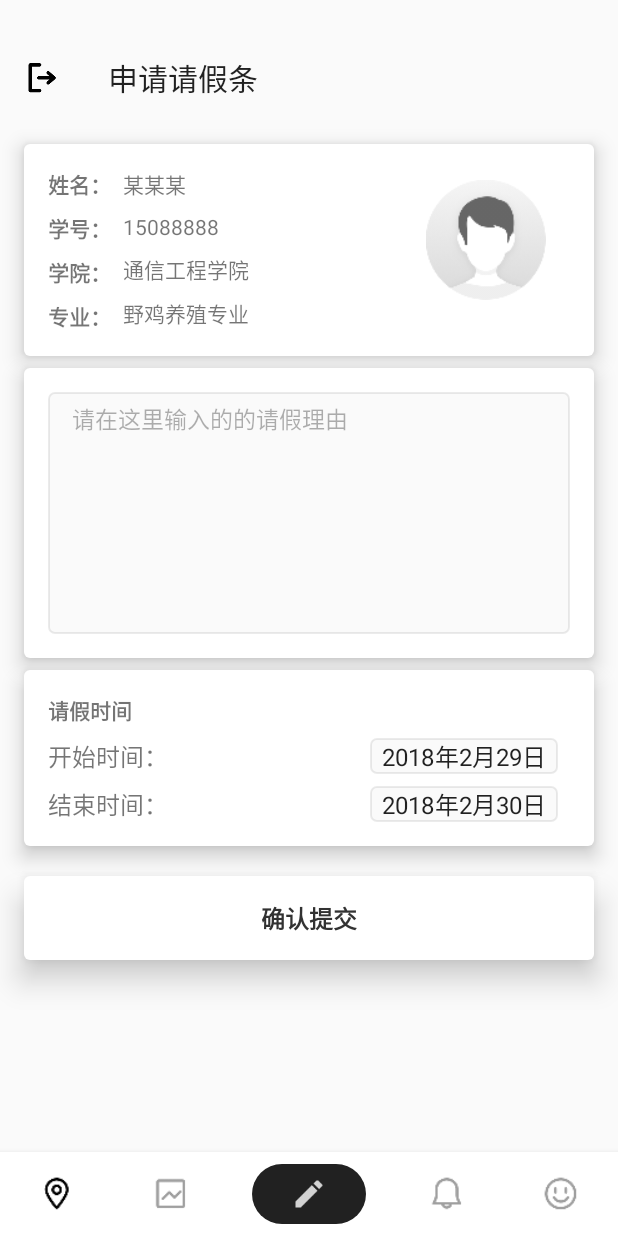
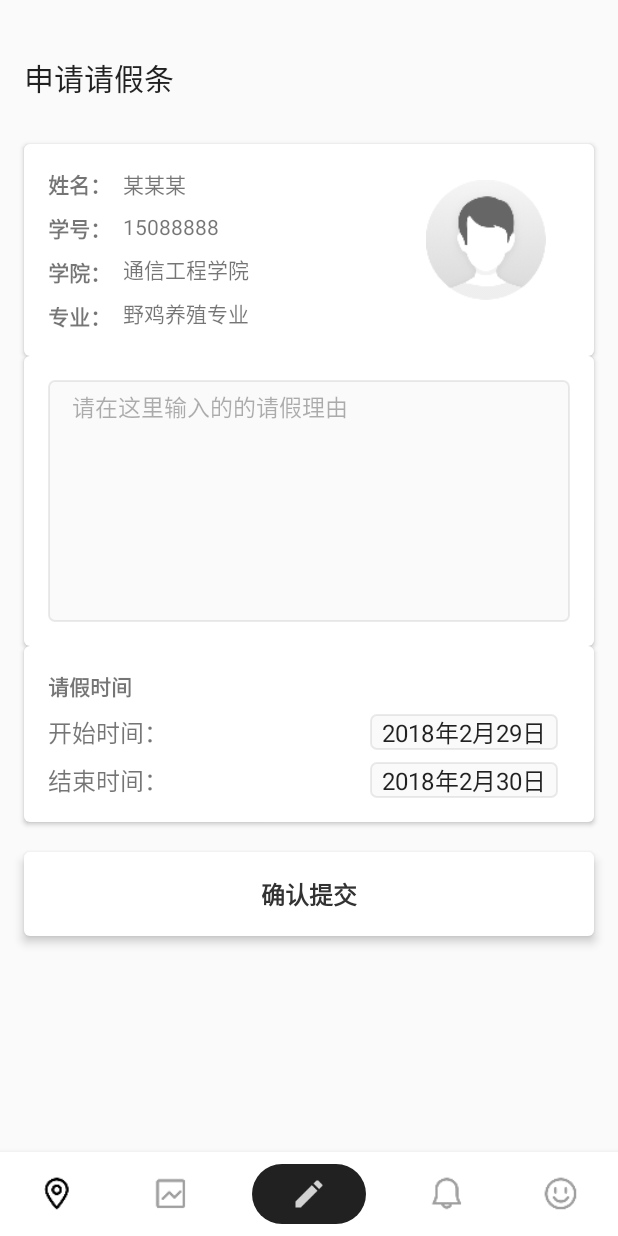
Before and after one commit to JaylenHsieh/Here, an Android app: the fragment LeaveNotoFragment placed in its activity, on a phone screen of 412 x 824 dp. Run offline under Robolectric (Android 15) with nearby library versions, the phone set to English and light mode, and no system bars.

Commit message:
请假界面调整
去除toolbar的NavigationIcon
减少阴影，合并间距，布局更加紧凑

```diff
--- a/app/src/main/res/layout/fragment_leave_noto.xml
+++ b/app/src/main/res/layout/fragment_leave_noto.xml
@@ -10,7 +10,6 @@
     <android.support.v7.widget.Toolbar
         android:layout_width="match_parent"
         android:layout_height="?actionBarSize"
-        app:navigationIcon="@drawable/ic_logout"
         app:title="申请请假条"/>
 
     <ScrollView
@@ -32,7 +31,7 @@
                 android:layout_height="wrap_content"
                 android:background="@drawable/ripple_click_leave_noto"
                 android:clickable="true"
-                android:elevation="8dp"
+                android:elevation="2dp"
                 android:padding="16dp">
 
                 <TextView
@@ -127,10 +126,10 @@
                 android:id="@+id/view_noto"
                 android:layout_width="match_parent"
                 android:layout_height="wrap_content"
-                android:layout_marginTop="8dp"
+                android:layout_marginTop="0dp"
                 android:background="@drawable/ripple_click_leave_noto"
                 android:clickable="true"
-                android:elevation="8dp"
+                android:elevation="2dp"
                 android:padding="16dp">
 
                 <EditText
@@ -154,9 +153,9 @@
                 android:id="@+id/view_time"
                 android:layout_width="match_parent"
                 android:layout_height="wrap_content"
-                android:layout_marginTop="8dp"
+                android:layout_marginTop="0dp"
                 android:background="@drawable/ripple_click_leave_noto"
-                android:elevation="8dp"
+                android:elevation="2dp"
                 android:padding="16dp">
 
 
@@ -227,8 +226,8 @@
                 android:layout_marginTop="20dp"
                 android:background="@drawable/ripple_click_leave_noto"
                 android:clickable="true"
-                android:elevation="12dp"
                 android:padding="16dp"
+                android:elevation="4dp"
                 android:layout_marginBottom="50dp">
 
                 <TextView
```
